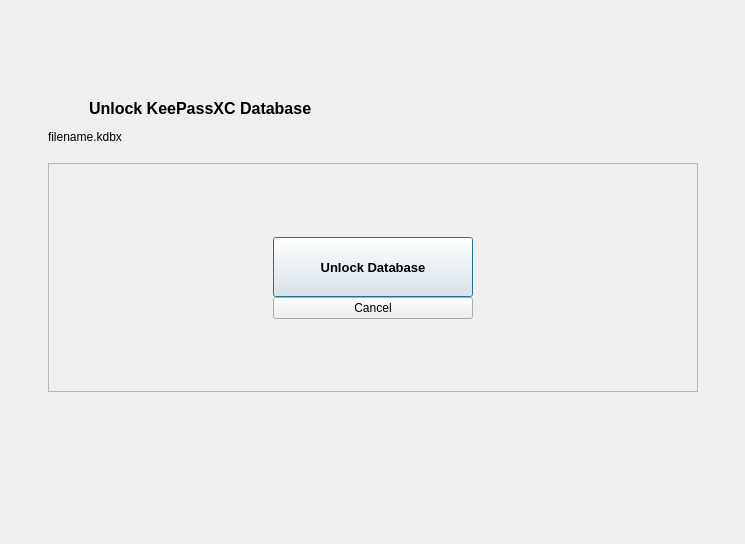
Before: the Qt Designer form src/gui/DatabaseOpenWidget.ui in iDarkTemplar/keepassx-min, drawn with Qt 5.
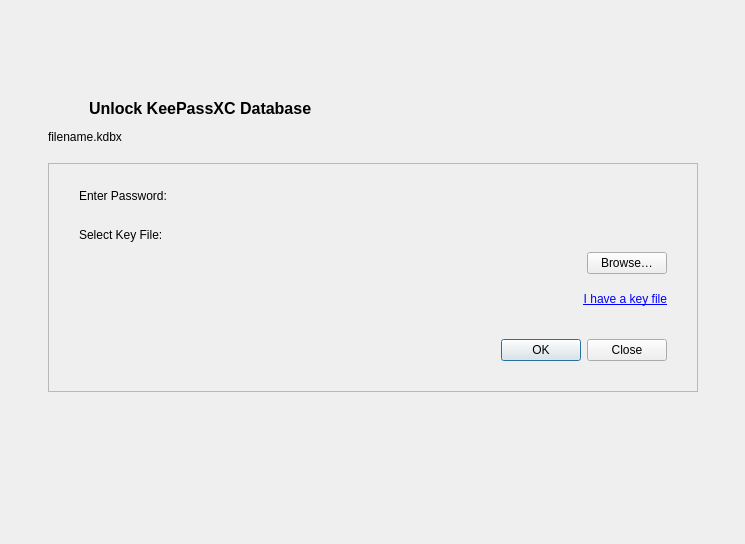
After: the same form once the commit is applied. The open tabs and pages were chosen to show the change. Custom widgets are drawn as their Qt base class.

Commit message: Remove remaining parts of quick unlock

```diff
--- a/src/gui/DatabaseOpenWidget.ui
+++ b/src/gui/DatabaseOpenWidget.ui
@@ -368,110 +368,6 @@
             </item>
            </layout>
           </widget>
-          <widget class="QWidget" name="quickUnlockPage">
-           <layout class="QHBoxLayout" name="horizontalLayout_2">
-            <property name="spacing">
-             <number>0</number>
-            </property>
-            <property name="leftMargin">
-             <number>10</number>
-            </property>
-            <property name="topMargin">
-             <number>10</number>
-            </property>
-            <property name="rightMargin">
-             <number>10</number>
-            </property>
-            <property name="bottomMargin">
-             <number>10</number>
-            </property>
-            <item>
-             <spacer name="horizontalSpacer_5">
-              <property name="orientation">
-               <enum>Qt::Orientation::Horizontal</enum>
-              </property>
-              <property name="sizeHint" stdset="0">
-               <size>
-                <width>30</width>
-                <height>0</height>
-               </size>
-              </property>
-             </spacer>
-            </item>
-            <item>
-             <layout class="QVBoxLayout" name="verticalLayout_5">
-              <item>
-               <spacer name="verticalSpacer_7">
-                <property name="orientation">
-                 <enum>Qt::Orientation::Vertical</enum>
-                </property>
-                <property name="sizeHint" stdset="0">
-                 <size>
-                  <width>0</width>
-                  <height>10</height>
-                 </size>
-                </property>
-               </spacer>
-              </item>
-              <item>
-               <widget class="QPushButton" name="quickUnlockButton">
-                <property name="minimumSize">
-                 <size>
-                  <width>200</width>
-                  <height>60</height>
-                 </size>
-                </property>
-                <property name="font">
-                 <font>
-                  <pointsize>10</pointsize>
-                  <bold>true</bold>
-                 </font>
-                </property>
-                <property name="text">
-                 <string>Unlock Database</string>
-                </property>
-                <property name="default">
-                 <bool>true</bool>
-                </property>
-               </widget>
-              </item>
-              <item>
-               <widget class="QPushButton" name="resetQuickUnlockButton">
-                <property name="text">
-                 <string>Cancel</string>
-                </property>
-               </widget>
-              </item>
-              <item>
-               <spacer name="verticalSpacer_8">
-                <property name="orientation">
-                 <enum>Qt::Orientation::Vertical</enum>
-                </property>
-                <property name="sizeHint" stdset="0">
-                 <size>
-                  <width>0</width>
-                  <height>10</height>
-                 </size>
-                </property>
-               </spacer>
-              </item>
-             </layout>
-            </item>
-            <item>
-             <spacer name="horizontalSpacer_6">
-              <property name="orientation">
-               <enum>Qt::Orientation::Horizontal</enum>
-              </property>
-              <property name="sizeHint" stdset="0">
-               <size>
-                <width>30</width>
-                <height>0</height>
-               </size>
-              </property>
-             </spacer>
-            </item>
-           </layout>
-          </widget>
          </widget>
         </item>
         <item>
```
Left out of the diff: 2 changed lines with no effect on the pictures. The commit also changes 7 other files.
